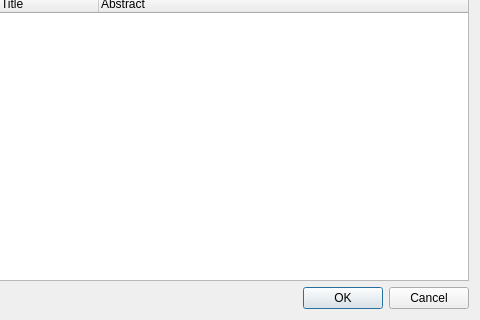
Old version of the form qgswpsgui.ui in the repository sourcepole/qgis-wps-client; both pictures show x 113 to 593 and y 122 to 442 of the 593 by 442 pixel window.
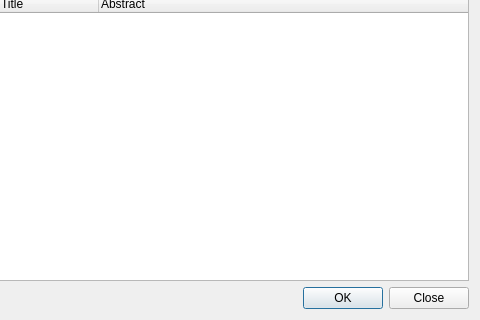
New version of the form.

Commit message: abbrechen durch schliessen ersetzt

```diff
--- a/qgswpsgui.ui
+++ b/qgswpsgui.ui
@@ -125,7 +125,7 @@
         <bool>true</bool>
        </property>
        <property name="standardButtons">
-        <set>QDialogButtonBox::Cancel|QDialogButtonBox::Ok</set>
+        <set>QDialogButtonBox::Close|QDialogButtonBox::Ok</set>
        </property>
       </widget>
      </item>
```
